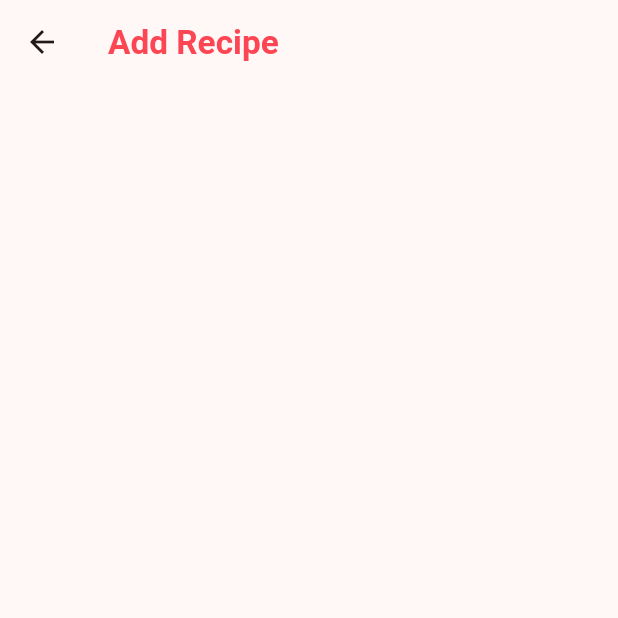
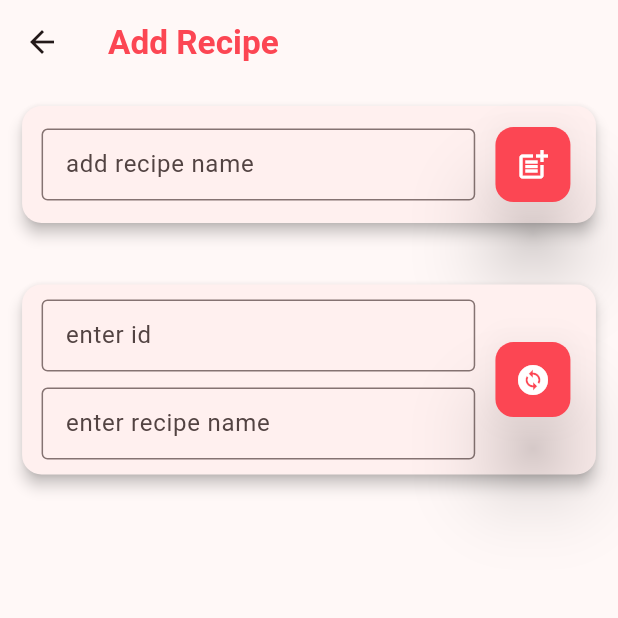
Before and after one commit to ajmeriajaj/recipe_flutter, a Flutter app: the AddRecipeScreen screen opened directly, on a phone screen of 412 x 824 dp, the top half of it. Run offline on Flutter 3.47's test engine with Material 3 defaults, Android fonts, the phone set to English and light mode, and no system bars; our stand-ins replace dio, fluttertoast, retrofit; generated files the repository leaves out were written again; network calls fail.

Commit message:
::NEW::
integrate addRecipe and updateRecipe api and create API Class method & ui inside add_recipe_screen.dart screen, create on_tap_widgets.dart and text_field_widget.dart for reusability and make writable code

```diff
--- /dev/null
+++ b/lib/database/headers/api_header.dart
@@ -0,0 +1,5 @@
+class ApiHeader {
+  static const Map<String,String> header = {
+    'Content-Type' : 'application/json'
+  };
+}
--- a/lib/screen/add_recipe_screen.dart
+++ b/lib/screen/add_recipe_screen.dart
@@ -1,5 +1,8 @@
 import 'package:flutter/material.dart';
-
+import 'package:fluttertoast/fluttertoast.dart';
+import 'package:recipe/database/api/api.dart';
+import 'package:recipe/widgets/on_tap_widgets.dart';
+import 'package:recipe/widgets/text_field_widget.dart';
 import '../responsive.dart';
 
 class AddRecipeScreen extends StatefulWidget {
@@ -10,12 +13,70 @@ class AddRecipeScreen extends StatefulWidget {
 }
 
 class _AddRecipeScreenState extends State<AddRecipeScreen> {
+  final _addRecipe = TextEditingController();
+  final _idController = TextEditingController();
+  final _newNameController = TextEditingController();
+
+  @override
+  void initState() {
+    super.initState();
+  }
+
+  void addPost(String recipeName) async {
+    final recipeName = _addRecipe.text.trim();
+
+    if(recipeName.trim().isEmpty) {
+      Fluttertoast.showToast(msg: "first add recipe Name");
+      return;
+    }
+
+    final res = await API().addRecipe(recipeName);
+
+    if(res != null) {
+      Fluttertoast.showToast(msg: "Recipe Added Successfully!");
+      print(res);
+      _addRecipe.clear();
+    } else {
+      Fluttertoast.showToast(msg: "Failed to add recipe");
+    }
+  }
+
+  void updateRecipe() async{
+    final idText = _idController.text.trim();
+    final newName = _newNameController.text.trim();
+
+    final id = int.tryParse(idText);
+
+    if(idText.isEmpty) {
+      Fluttertoast.showToast(msg: 'enter id');
+    } else if(id == null) {
+      Fluttertoast.showToast(msg: "Invalid id");
+    } else if (newName.isEmpty) {
+      Fluttertoast.showToast(msg: "enter name");
+    }
+
+    final res = await API().updateRecipe(id!, newName);
+
+    if(res != null) {
+      Fluttertoast.showToast(msg: "Recipe update Successfully!");
+      print(res);
+    } else {
+      Fluttertoast.showToast(msg: "Failed to add recipe");
+    }
+  }
+
+  @override
+  void dispose() {
+    _addRecipe.dispose();
+    super.dispose();
+  }
+
   @override
   Widget build(BuildContext context) {
     return Scaffold(
       appBar: AppBar(
         title: Text(
-            "Add Recipe",
+          "Add Recipe",
           style: TextStyle(
             color: Color.fromARGB(255, 252, 70, 83),
             fontSize: 27 * getResponsive(context),
@@ -23,6 +84,69 @@ class _AddRecipeScreenState extends State<AddRecipeScreen> {
           ),
         ),
       ),
+      body: Padding(
+        padding: EdgeInsets.all(13.0 * getResponsive(context)),
+        child: Column(
+          children: [
+            Card(
+              elevation: 4,
+              shape: RoundedRectangleBorder(borderRadius: BorderRadius.circular(13)),
+              child: Padding(
+                padding: const EdgeInsets.symmetric(horizontal: 13.0, vertical: 10.0),
+                child: Row(
+                  mainAxisAlignment: MainAxisAlignment.spaceBetween,
+                  children: [
+                    Expanded(
+                      child: TextFieldWidget(
+                          controller: _addRecipe,
+                        hint: "add recipe name",
+                      )
+                    ),
+                    SizedBox(width: 0.023 * getWidth(context),),
+                    OnTapWidgets(
+                        onTap: () => addPost(_addRecipe.text.toString()),
+                      icon: Icons.post_add,
+                    ),
+                  ],
+                ),
+              ),
+            ),
+            SizedBox(height: 0.04 * getHeight(context),),
+            Card(
+              elevation: 4,
+              shape: RoundedRectangleBorder(borderRadius: BorderRadius.circular(13)),
+              child: Padding(
+                padding: const EdgeInsets.symmetric(horizontal: 13.0, vertical: 10.0),
+                child: Row(
+                  mainAxisAlignment: MainAxisAlignment.spaceBetween,
+                  children: [
+                    Expanded(
+                      child: Column(
+                        children: [
+                          TextFieldWidget(
+                            controller: _idController,
+                            hint: 'enter id',
+                          ),
+                          SizedBox(height: 0.013 * getHeight(context),),
+                          TextFieldWidget(
+                            controller: _newNameController,
+                            hint: 'enter recipe name',
+                          ),
+                        ],
+                      ),
+                    ),
+                    SizedBox(width: 0.023 * getWidth(context),),
+                    OnTapWidgets(
+                      onTap: () => updateRecipe(),
+                      icon: Icons.change_circle,
+                    ),
+                  ],
+                ),
+              ),
+            ),
+          ],
+        ),
+      ),
     );
   }
 }
--- /dev/null
+++ b/lib/widgets/on_tap_widgets.dart
@@ -0,0 +1,33 @@
+import 'package:flutter/material.dart';
+
+class OnTapWidgets extends StatefulWidget {
+  final VoidCallback onTap;
+  final IconData icon;
+  const OnTapWidgets({super.key, required this.onTap, required this.icon});
+
+  @override
+  State<OnTapWidgets> createState() => _OnTapWidgetsState();
+}
+
+class _OnTapWidgetsState extends State<OnTapWidgets> {
+  @override
+  Widget build(BuildContext context) {
+    return GestureDetector(
+      onTap: widget.onTap,
+      child: Card(
+        elevation: 23,
+        color:Color.fromARGB(255, 252, 70, 83),
+        child: Container(
+          width: 50,
+          height: 50,
+          decoration: BoxDecoration(
+            shape: BoxShape.rectangle,
+            borderRadius: BorderRadius.circular(13),
+          ),
+          child: Icon(widget.icon, color: Colors.white,),
+        ),
+      ),
+    );
+
+  }
+}
--- /dev/null
+++ b/lib/widgets/text_field_widget.dart
@@ -0,0 +1,26 @@
+import 'package:flutter/material.dart';
+
+class TextFieldWidget extends StatefulWidget {
+  final TextEditingController controller;
+  final String hint;
+  const TextFieldWidget({super.key, required this.controller, required this.hint});
+
+  @override
+  State<TextFieldWidget> createState() => _TextFieldWidgetState();
+}
+
+class _TextFieldWidgetState extends State<TextFieldWidget> {
+  @override
+  Widget build(BuildContext context) {
+    return TextField(
+      controller: widget.controller,
+      decoration: InputDecoration(
+        labelText: widget.hint,
+        border: OutlineInputBorder(
+
+        ),
+        contentPadding: const EdgeInsets.symmetric(horizontal: 12),
+      ),
+    );
+  }
+}
```
Also changed, not shown: lib/database/api/api.dart (+35 -1 lines), lib/database/rest_client/rest_client.dart (+14 -1 lines).
